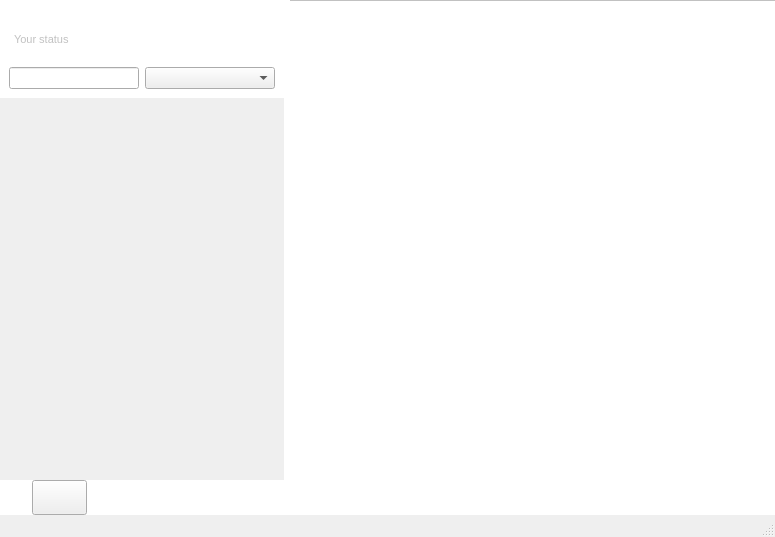
This is src/mainwindow.ui in qTox/qTox as Qt 5 draws it before an edit. The edited form follows.
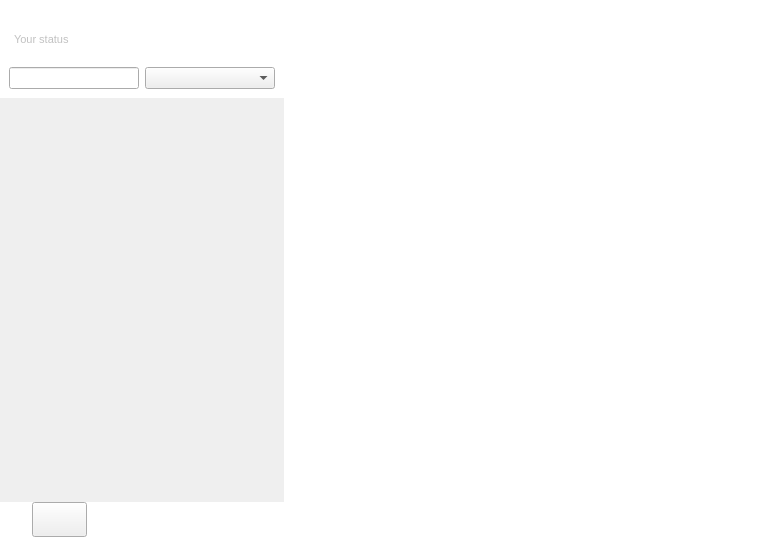
This is the edited form. Icons and pictures are not drawn. Custom widgets are drawn as their Qt base class.

Commit message: removed header bar from main window

The edit to the form file:
```diff
--- a/src/mainwindow.ui
+++ b/src/mainwindow.ui
@@ -1072,6 +1072,8 @@
             <rect>
              <x>0</x>
              <y>0</y>
+             <width>292</width>
+             <height>400</height>
             </rect>
            </property>
            <layout class="QVBoxLayout" name="verticalLayout_5"/>
@@ -1699,7 +1701,7 @@
        <property name="autoFillBackground">
         <bool>true</bool>
        </property>
-       <layout class="QVBoxLayout" name="verticalLayout_2" stretch="0,0,0">
+       <layout class="QVBoxLayout" name="verticalLayout_2" stretch="0">
         <property name="spacing">
          <number>0</number>
         </property>
@@ -1715,96 +1717,6 @@
         <property name="bottomMargin">
          <number>0</number>
         </property>
-        <item>
-         <widget class="QWidget" name="mainHead" native="true">
-          <property name="sizePolicy">
-           <sizepolicy hsizetype="MinimumExpanding" vsizetype="Fixed">
-            <horstretch>0</horstretch>
-            <verstretch>0</verstretch>
-           </sizepolicy>
-          </property>
-          <property name="minimumSize">
-           <size>
-            <width>0</width>
-            <height>0</height>
-           </size>
-          </property>
-          <property name="maximumSize">
-           <size>
-            <width>16777215</width>
-            <height>16777215</height>
-           </size>
-          </property>
-          <property name="baseSize">
-           <size>
-            <width>0</width>
-            <height>57</height>
-           </size>
-          </property>
-          <property name="mouseTracking">
-           <bool>true</bool>
-          </property>
-         </widget>
-        </item>
-        <item>
-         <widget class="QFrame" name="mainHLine">
-          <property name="minimumSize">
-           <size>
-            <width>0</width>
-            <height>1</height>
-           </size>
-          </property>
-          <property name="maximumSize">
-           <size>
-            <width>16777215</width>
-            <height>1</height>
-           </size>
-          </property>
-          <property name="palette">
-           <palette>
-            <active>
-             <colorrole role="WindowText">
-              <brush brushstyle="SolidPattern">
-               <color alpha="255">
-                <red>193</red>
-                <green>193</green>
-                <blue>193</blue>
-               </color>
-              </brush>
-             </colorrole>
-            </active>
-            <inactive>
-             <colorrole role="WindowText">
-              <brush brushstyle="SolidPattern">
-               <color alpha="255">
-                <red>193</red>
-                <green>193</green>
-                <blue>193</blue>
-               </color>
-              </brush>
-             </colorrole>
-            </inactive>
-            <disabled>
-             <colorrole role="WindowText">
-              <brush brushstyle="SolidPattern">
-               <color alpha="255">
-                <red>127</red>
-                <green>127</green>
-                <blue>127</blue>
-               </color>
-              </brush>
-             </colorrole>
-            </disabled>
-           </palette>
-          </property>
-          <property name="frameShape">
-           <enum>QFrame::HLine</enum>
-          </property>
-          <property name="frameShadow">
-           <enum>QFrame::Plain</enum>
-          </property>
-         </widget>
-        </item>
         <item>
          <widget class="QWidget" name="mainContent" native="true">
           <property name="sizePolicy">
@@ -1827,20 +1739,6 @@
     </item>
    </layout>
   </widget>
-  <widget class="QMenuBar" name="menubar">
-   <property name="enabled">
-    <bool>true</bool>
-   </property>
-   <property name="geometry">
-    <rect>
-     <x>0</x>
-     <y>0</y>
-     <width>775</width>
-     <height>19</height>
-    </rect>
-   </property>
-  </widget>
-  <widget class="QStatusBar" name="statusbar"/>
   <action name="actionClose">
    <property name="text">
     <string>Close</string>
```
The commit also changes 8 other files.
